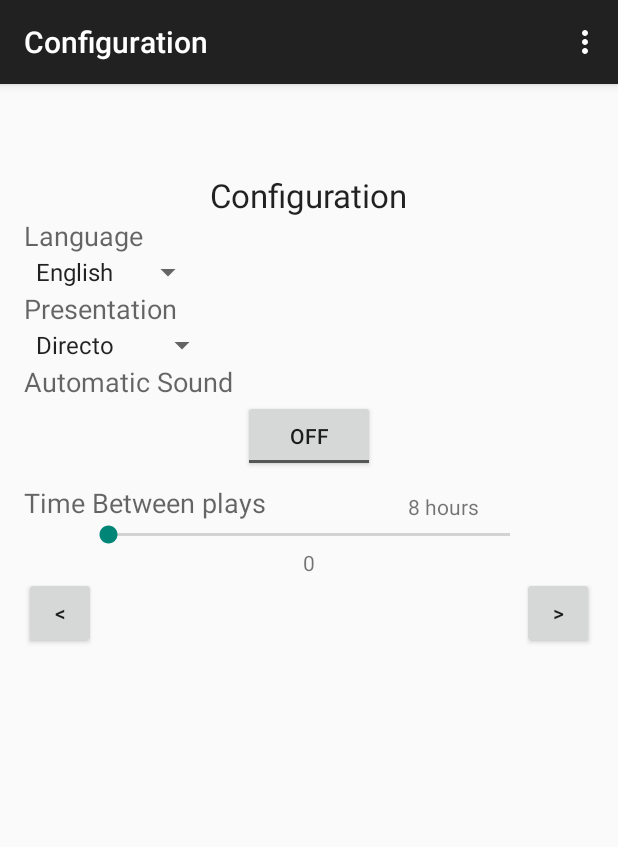
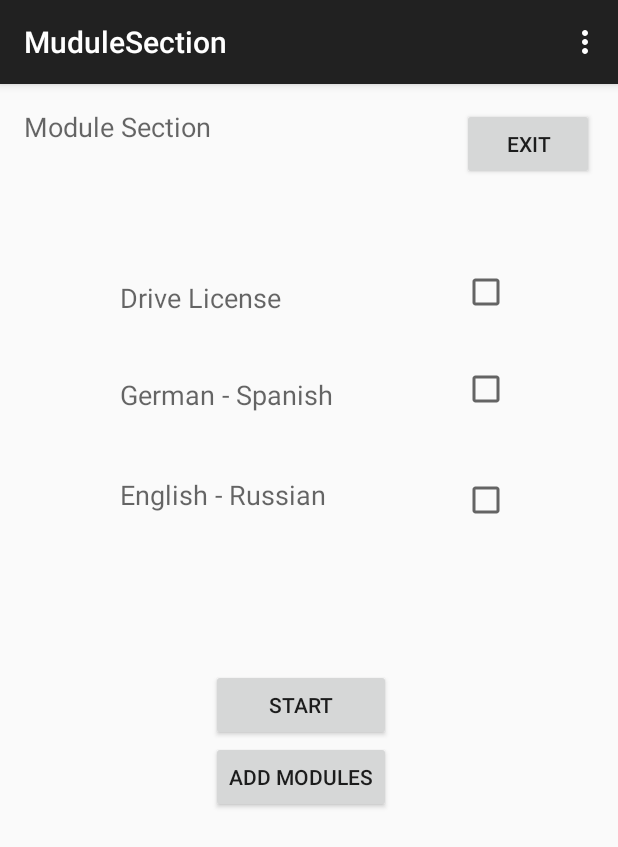
Before and after one commit to luis-rp/memory, an Android app: the Configuration screen opened directly, with no data from a screen before it, after a tap on an icon or button, on a phone screen of 412 x 824 dp. Shown: the top 847 px of the screen. Run offline under Robolectric (Android 15) with nearby library versions, the phone set to English and light mode, and no system bars.

```diff
--- a/app/src/main/AndroidManifest.xml
+++ b/app/src/main/AndroidManifest.xml
@@ -24,6 +24,10 @@
             android:name=".Configuration"
             android:label="@string/title_activity_configuration" >
         </activity>
+        <activity
+            android:name=".MuduleSection"
+            android:label="@string/title_activity_mudule_section" >
+        </activity>
     </application>
 
 </manifest>
--- a/app/src/main/java/com/memoryapp/sozo/Configuration.java
+++ b/app/src/main/java/com/memoryapp/sozo/Configuration.java
@@ -2,6 +2,7 @@ package com.memoryapp.sozo;
 
 import android.content.Intent;
 import android.content.SharedPreferences;
+import android.database.sqlite.SQLiteDatabase;
 import android.support.v7.app.ActionBarActivity;
 import android.os.Bundle;
 import android.util.Log;
@@ -20,11 +21,28 @@ import android.widget.ToggleButton;
 
 
 public class Configuration extends ActionBarActivity {
-
+    public String currentUser;
+    public UsuariosSQLiteHelper usdbh;
     @Override
     protected void onCreate(Bundle savedInstanceState) {
         super.onCreate(savedInstanceState);
         setContentView(R.layout.activity_configuration);
+
+        //Get id user
+        Intent iin= getIntent();
+        Bundle b = iin.getExtras();
+        if(b!=null)
+        {
+            String j = (String) b.get("key");
+            Log.d("iduser", " valor id user " + j);
+        }
+        SharedPreferences newUser = getSharedPreferences("newUserData",0);
+        currentUser = newUser.getString("iduser", "");
+        Log.d("storageiduser", " iduser  "+newUser.getString("iduser", ""));
+        //end get id user
+
+        //bd
+        usdbh = new UsuariosSQLiteHelper(this, "DBUsuarios", null, 3);
 
         //SeekBar
         SeekBar seekBar = (SeekBar) findViewById(R.id.seekBar1);
@@ -52,24 +70,28 @@ public class Configuration extends ActionBarActivity {
 
 
         //languages Spinner
-        Spinner spinnerLanguage = (Spinner) findViewById(R.id.spinner2);
+        Spinner spinnerLanguage = (Spinner) findViewById(R.id.confPrese);
         ArrayAdapter<CharSequence> adapterl = ArrayAdapter.createFromResource(this,
         R.array.spinnerPresentation, android.R.layout.simple_spinner_item);
         adapterl.setDropDownViewResource(android.R.layout.simple_spinner_dropdown_item);
         spinnerLanguage.setAdapter(adapterl);
 
         //Presentation Spinner
-        Spinner spinner = (Spinner) findViewById(R.id.spinner);
+        Spinner spinner = (Spinner) findViewById(R.id.spinnerLang);
         ArrayAdapter<CharSequence> adapter = ArrayAdapter.createFromResource(this,
         R.array.languages, android.R.layout.simple_spinner_item);
         adapter.setDropDownViewResource(android.R.layout.simple_spinner_dropdown_item);
         spinner.setAdapter(adapter);
 
-        Button btnNext = (Button) findViewById(R.id.button2);
-        btnNext.setOnClickListener(new View.OnClickListener() {
+        Button btnNext = (Button) findViewById(R.id.buttonConfNext);
+        btnNext.setOnClickListener(btnListenerNext);
+
+        Button btnBack = (Button) findViewById(R.id.buttonConfBack);
+        btnBack.setOnClickListener(new View.OnClickListener() {
             @Override
             public void onClick(View view) {
-
+                Intent i = new Intent(view.getContext(),NewUser.class);
+                startActivity(i);
             }
         });
 
@@ -84,8 +106,26 @@ public class Configuration extends ActionBarActivity {
             }
         });
 
+
     }
+    private View.OnClickListener btnListenerNext = new View.OnClickListener() {
 
+        public void onClick(View view) {
+            SQLiteDatabase db = usdbh.getWritableDatabase();
+
+            //get values
+            Spinner language =(Spinner) findViewById(R.id.spinnerLang);
+            String textLang = language.getSelectedItem().toString();
+            Spinner confPrese =(Spinner) findViewById(R.id.confPrese);
+            String textPrese = confPrese.getSelectedItem().toString();
+            //end get values form
+
+            db.execSQL("UPDATE user SET language='"+textLang+"', presentation='"+textPrese+"' WHERE iduser=?", new String[]{currentUser});
+
+            Intent i = new Intent(view.getContext(),MuduleSection.class);
+            startActivity(i);
+        }
+    };
     @Override
     public boolean onCreateOptionsMenu(Menu menu) {
         // Inflate the menu; this adds items to the action bar if it is present.
--- /dev/null
+++ b/app/src/main/java/com/memoryapp/sozo/MuduleSection.java
@@ -0,0 +1,39 @@
+package com.memoryapp.sozo;
+
+import android.support.v7.app.ActionBarActivity;
+import android.os.Bundle;
+import android.view.Menu;
+import android.view.MenuItem;
+
+
+public class MuduleSection extends ActionBarActivity {
+
+    @Override
+    protected void onCreate(Bundle savedInstanceState) {
+        super.onCreate(savedInstanceState);
+        setContentView(R.layout.activity_mudule_section);
+    }
+
+
+    @Override
+    public boolean onCreateOptionsMenu(Menu menu) {
+        // Inflate the menu; this adds items to the action bar if it is present.
+        getMenuInflater().inflate(R.menu.menu_mudule_section, menu);
+        return true;
+    }
+
+    @Override
+    public boolean onOptionsItemSelected(MenuItem item) {
+        // Handle action bar item clicks here. The action bar will
+        // automatically handle clicks on the Home/Up button, so long
+        // as you specify a parent activity in AndroidManifest.xml.
+        int id = item.getItemId();
+
+        //noinspection SimplifiableIfStatement
+        if (id == R.id.action_settings) {
+            return true;
+        }
+
+        return super.onOptionsItemSelected(item);
+    }
+}
--- /dev/null
+++ b/app/src/main/java/com/memoryapp/sozo/UsuariosSQLiteHelper.java
@@ -0,0 +1,36 @@
+package com.memoryapp.sozo;
+
+import android.content.Context;
+import android.database.sqlite.SQLiteDatabase;
+import android.database.sqlite.SQLiteDatabase.CursorFactory;
+import android.database.sqlite.SQLiteOpenHelper;
+
+public class UsuariosSQLiteHelper extends SQLiteOpenHelper {
+
+    //Sentencia SQL para crear la tabla de Usuarios
+    String sqlCreate = "CREATE TABLE user (iduser INTEGER PRIMARY KEY AUTOINCREMENT, name TEXT ,password TEXT ,language TEXT ,presentation TEXT,sound INTEGER , time TEXT )";
+
+    public UsuariosSQLiteHelper(Context contexto, String nombre,CursorFactory factory, int version){
+        super(contexto, nombre, factory, version);
+    }
+
+    @Override
+    public void onCreate(SQLiteDatabase db) {
+        //Se ejecuta la sentencia SQL de creación de la tabla
+        db.execSQL(sqlCreate);
+    }
+
+    @Override
+    public void onUpgrade(SQLiteDatabase db, int versionAnterior, int versionNueva) {
+        //NOTA: Por simplicidad del ejemplo aquí utilizamos directamente la opción de
+        //      eliminar la tabla anterior y crearla de nuevo vacía con el nuevo formato.
+        //      Sin embargo lo normal será que haya que migrar datos de la tabla antigua
+        //      a la nueva, por lo que este método debería ser más elaborado.
+
+        //Se elimina la versión anterior de la tabla
+        db.execSQL("DROP TABLE IF EXISTS user");
+
+        //Se crea la nueva versión de la tabla
+        db.execSQL(sqlCreate);
+    }
+}
--- a/app/src/main/res/layout/activity_configuration.xml
+++ b/app/src/main/res/layout/activity_configuration.xml
@@ -32,26 +32,26 @@
         android:textAppearance="?android:attr/textAppearanceMedium"
         android:text="Presentation"
         android:id="@+id/textView8"
-        android:layout_below="@+id/spinner"
+        android:layout_below="@+id/spinnerLang"
         android:layout_alignParentLeft="true"
         android:layout_alignParentStart="true" />
 
     <Spinner
         android:layout_width="wrap_content"
         android:layout_height="wrap_content"
-        android:id="@+id/spinner"
+        android:id="@+id/spinnerLang"
         android:spinnerMode="dropdown"
         android:layout_below="@+id/textView7"
-        android:layout_alignLeft="@+id/button"
-        android:layout_alignStart="@+id/button" />
+        android:layout_alignLeft="@+id/buttonConfBack"
+        android:layout_alignStart="@+id/buttonConfBack" />
 
     <Spinner
         android:layout_width="wrap_content"
         android:layout_height="wrap_content"
-        android:id="@+id/spinner2"
+        android:id="@+id/confPrese"
         android:layout_below="@+id/textView8"
-        android:layout_alignLeft="@+id/spinner"
-        android:layout_alignStart="@+id/spinner"
+        android:layout_alignLeft="@+id/spinnerLang"
+        android:layout_alignStart="@+id/spinnerLang"
         android:spinnerMode="dropdown" />
 
     <TextView
@@ -60,7 +60,7 @@
         android:textAppearance="?android:attr/textAppearanceMedium"
         android:text="Automatic Sound"
         android:id="@+id/textView9"
-        android:layout_below="@+id/spinner2"
+        android:layout_below="@+id/confPrese"
         android:layout_alignParentLeft="true"
         android:layout_alignParentStart="true" />
 
@@ -96,8 +96,8 @@
         android:layout_width="wrap_content"
         android:layout_height="wrap_content"
         android:text="&lt;"
-        android:id="@+id/button"
-        android:layout_alignTop="@+id/button2"
+        android:id="@+id/buttonConfBack"
+        android:layout_alignTop="@+id/buttonConfNext"
         android:layout_alignParentLeft="true"
         android:layout_alignParentStart="true" />
 
@@ -106,7 +106,7 @@
         android:layout_width="wrap_content"
         android:layout_height="wrap_content"
         android:text=">"
-        android:id="@+id/button2"
+        android:id="@+id/buttonConfNext"
         android:layout_alignParentRight="true"
         android:layout_below="@+id/seekbarText"
        />
--- /dev/null
+++ b/app/src/main/res/layout/activity_mudule_section.xml
@@ -0,0 +1,110 @@
+<RelativeLayout xmlns:android="http://schemas.android.com/apk/res/android"
+    xmlns:tools="http://schemas.android.com/tools" android:layout_width="match_parent"
+    android:layout_height="match_parent" android:paddingLeft="@dimen/activity_horizontal_margin"
+    android:paddingRight="@dimen/activity_horizontal_margin"
+    android:paddingTop="@dimen/activity_vertical_margin"
+    android:paddingBottom="@dimen/activity_vertical_margin"
+    tools:context="com.memoryapp.sozo.MuduleSection">
+
+    <TextView
+        android:layout_width="wrap_content"
+        android:layout_height="wrap_content"
+        android:textAppearance="?android:attr/textAppearanceMedium"
+        android:text="Module Section"
+        android:id="@+id/textView11"
+        android:layout_alignParentTop="true"
+        android:layout_alignParentLeft="true"
+        android:layout_alignParentStart="true" />
+
+    <Button
+        android:layout_width="wrap_content"
+        android:layout_height="wrap_content"
+        android:text="Exit"
+        android:id="@+id/buttonExit"
+        android:layout_alignTop="@+id/textView11"
+        android:layout_alignParentRight="true"
+        android:layout_alignParentEnd="true" />
+
+    <TextView
+        android:layout_width="wrap_content"
+        android:layout_height="wrap_content"
+        android:textAppearance="?android:attr/textAppearanceMedium"
+        android:text="Drive License"
+        android:id="@+id/textDriveLicense"
+        android:layout_marginTop="66dp"
+        android:layout_below="@+id/buttonExit"
+        android:layout_alignParentLeft="true"
+        android:layout_alignParentStart="true"
+        android:layout_marginLeft="64dp"
+        android:layout_marginStart="64dp" />
+
+    <CheckBox
+        android:layout_width="wrap_content"
+        android:layout_height="wrap_content"
+        android:id="@+id/checkBox"
+        android:checked="false"
+        android:layout_alignBottom="@+id/textDriveLicense"
+        android:layout_alignLeft="@+id/buttonExit"
+        android:layout_alignStart="@+id/buttonExit" />
+
+    <TextView
+        android:layout_width="wrap_content"
+        android:layout_height="wrap_content"
+        android:textAppearance="?android:attr/textAppearanceMedium"
+        android:text="German - Spanish"
+        android:id="@+id/textView12"
+        android:layout_below="@+id/textDriveLicense"
+        android:layout_alignLeft="@+id/textDriveLicense"
+        android:layout_alignStart="@+id/textDriveLicense"
+        android:layout_marginTop="40dp" />
+
+    <CheckBox
+        android:layout_width="wrap_content"
+        android:layout_height="wrap_content"
+        android:id="@+id/checkBox2"
+        android:checked="false"
+        android:layout_alignBottom="@+id/textView12"
+        android:layout_alignLeft="@+id/checkBox"
+        android:layout_alignStart="@+id/checkBox" />
+
+    <Button
+        android:layout_width="wrap_content"
+        android:layout_height="wrap_content"
+        android:text="Start"
+        android:id="@+id/moduleStart"
+        android:layout_marginTop="104dp"
+        android:layout_below="@+id/textView13"
+        android:layout_alignLeft="@+id/sectionAddModules"
+        android:layout_alignStart="@+id/sectionAddModules"
+        android:layout_alignRight="@+id/sectionAddModules"
+        android:layout_alignEnd="@+id/sectionAddModules" />
+
+    <Button
+        android:layout_width="wrap_content"
+        android:layout_height="wrap_content"
+        android:text="Add Modules"
+        android:id="@+id/sectionAddModules"
+        android:layout_below="@+id/moduleStart"
+        android:layout_toRightOf="@+id/textView11"
+        android:layout_toEndOf="@+id/textView11" />
+
+    <TextView
+        android:layout_width="wrap_content"
+        android:layout_height="wrap_content"
+        android:textAppearance="?android:attr/textAppearanceMedium"
+        android:text="English - Russian"
+        android:id="@+id/textView13"
+        android:layout_below="@+id/checkBox2"
+        android:layout_alignLeft="@+id/textView12"
+        android:layout_alignStart="@+id/textView12"
+        android:layout_marginTop="42dp" />
+
+    <CheckBox
+        android:layout_width="wrap_content"
+        android:layout_height="wrap_content"
+        android:id="@+id/checkBox3"
+        android:layout_alignTop="@+id/textView13"
+        android:layout_alignLeft="@+id/checkBox2"
+        android:layout_alignStart="@+id/checkBox2"
+        android:checked="false" />
+</RelativeLayout>
--- /dev/null
+++ b/app/src/main/res/menu/menu_mudule_section.xml
@@ -0,0 +1,6 @@
+<menu xmlns:android="http://schemas.android.com/apk/res/android"
+    xmlns:app="http://schemas.android.com/apk/res-auto"
+    xmlns:tools="http://schemas.android.com/tools" tools:context="com.memoryapp.sozo.MuduleSection">
+    <item android:id="@+id/action_settings" android:title="@string/action_settings"
+        android:orderInCategory="100" app:showAsAction="never" />
+</menu>
--- a/app/src/main/res/values/strings.xml
+++ b/app/src/main/res/values/strings.xml
@@ -17,4 +17,5 @@
         <item>English</item>
         <item>Spanish</item>
     </string-array>
+    <string name="title_activity_mudule_section">MuduleSection</string>
 </resources>
```
Also changed, not shown: app/src/main/java/com/memoryapp/sozo/MainActivity.java (+39 -0 lines), app/src/main/java/com/memoryapp/sozo/NewUser.java (+38 -20 lines), app/src/main/res/layout/activity_main.xml (+7 -9 lines).
